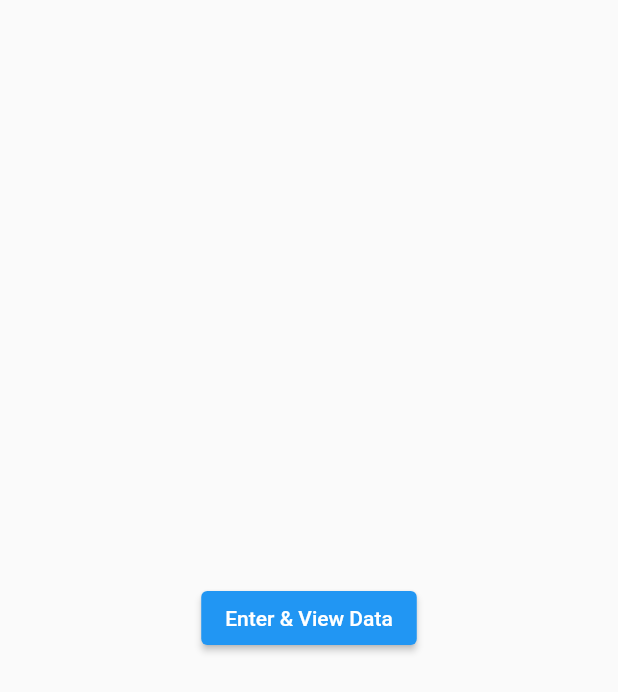
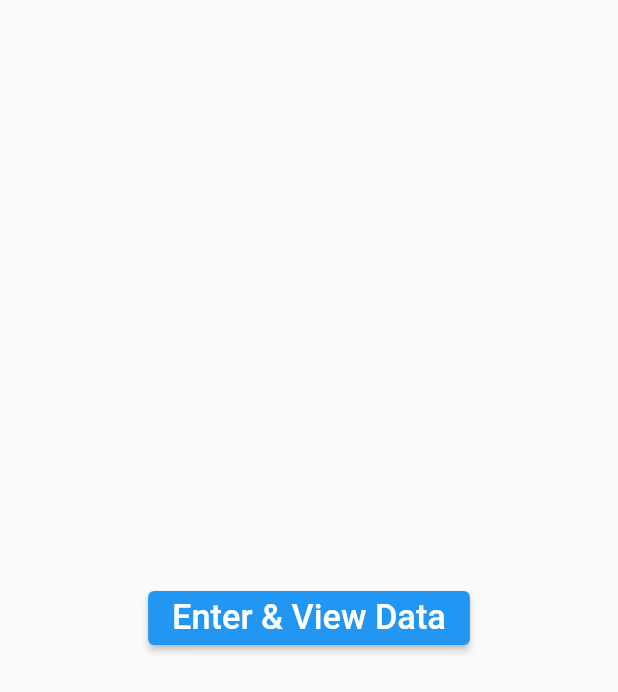
Before and after one commit to Bhavesh1dafda/Complex-API-Call-Using-GetX-Flutter, a Flutter app: the screen it shows after launch, on a phone screen of 412 x 824 dp. Shown: the top 692 px of the screen. Run offline on Flutter 3.47's test engine with Material 2 defaults, Android fonts, the phone set to English and light mode, and no system bars; our stand-ins replace flutter_screenutil, get.

Commit message:
feb-2023-update

```diff
--- a/lib/main.dart
+++ b/lib/main.dart
@@ -1,4 +1,5 @@
 import 'package:flutter/material.dart';
+import 'package:flutter_screenutil/flutter_screenutil.dart';
 import 'package:get/get.dart';
 import 'package:practice/route/app_pages.dart';
 import 'package:practice/view/home_page.dart';
@@ -13,11 +14,17 @@ class MyApp extends StatefulWidget {
 class _State extends State<MyApp> {
   @override
   Widget build(BuildContext context) {
-    return GetMaterialApp(
+    return ScreenUtilInit(
+        designSize: Size(360, 690),
+    builder: (contex,index){
+      return    GetMaterialApp(
 
       getPages: AppPages.pages,
       debugShowCheckedModeBanner: false,
       home: const HomePage(),
+      );
+    }
     );
+
   }
 }
--- a/lib/view/home_page.dart
+++ b/lib/view/home_page.dart
@@ -1,4 +1,5 @@
 import 'package:flutter/material.dart';
+import 'package:flutter_screenutil/flutter_screenutil.dart';
 import 'package:get/get.dart';
 import 'package:practice/route/app_route.dart';
 
@@ -20,7 +21,7 @@ class HomePage extends StatelessWidget {
           Center(
             child: ElevatedButton(onPressed: (){
               Get.toNamed(AppRoute.Validations);
-            }, child: Text('Enter & View Data')),
+            }, child: Text('Enter & View Data',style: TextStyle(fontSize: 20.sp),)),
           )
         ],
       ),
--- a/pubspec.yaml
+++ b/pubspec.yaml
@@ -39,6 +39,7 @@ dependencies:
   url_launcher: ^6.1.7
   flutter_slidable: ^0.6.0
   intl: ^0.17.0
+  flutter_screenutil: ^5.6.1
 
 
 
```
Also changed, not shown: lib/view/populationpage.dart (+8 -7 lines), pubspec.lock.
